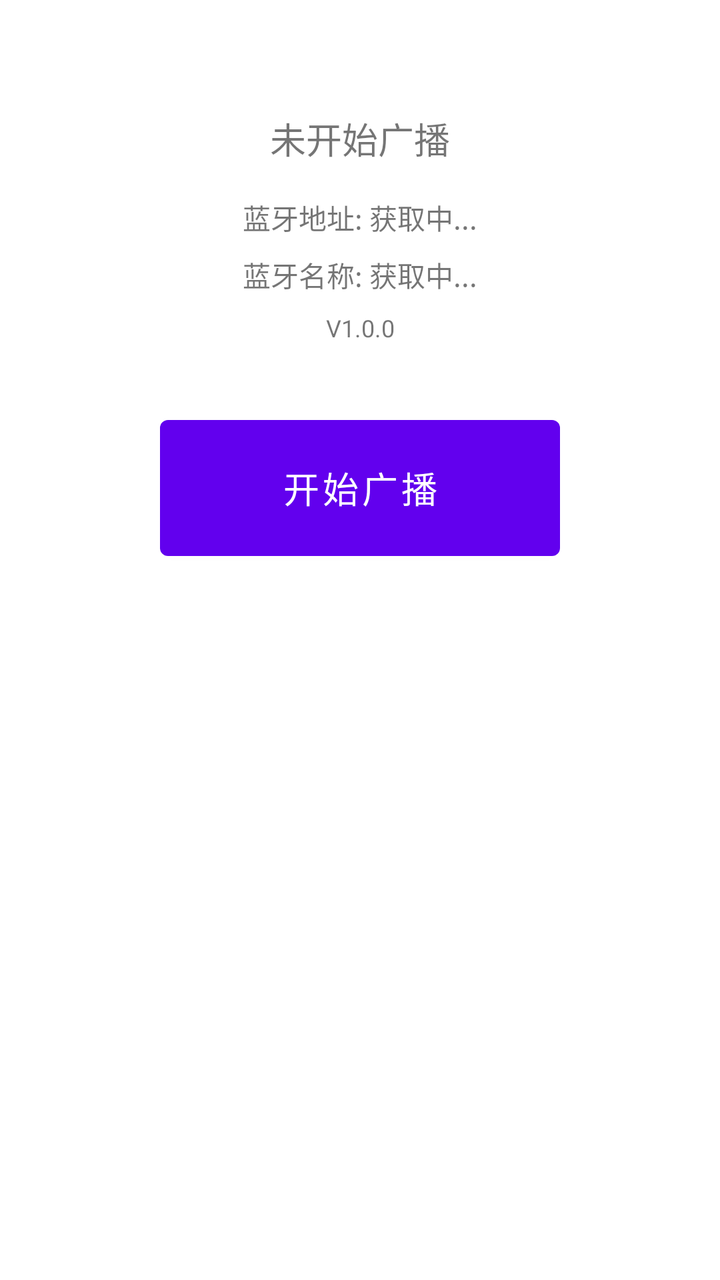
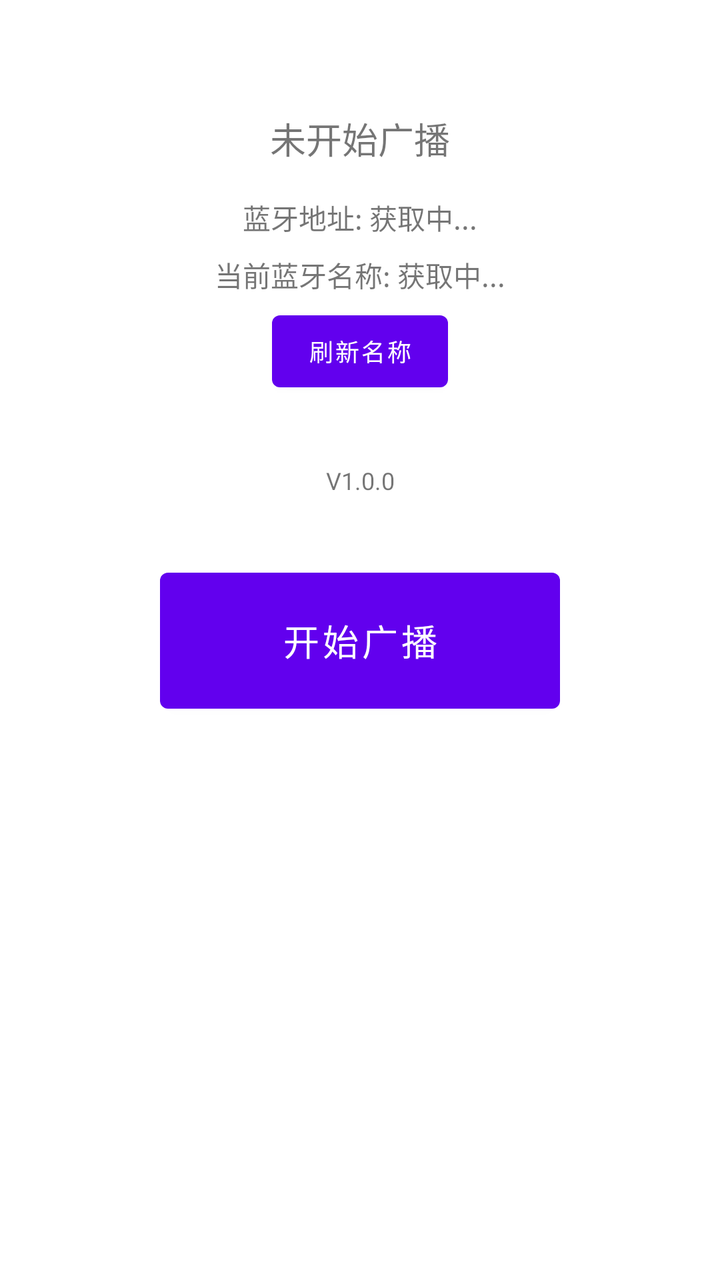

The first picture is an Android layout as it rendered before a commit; the second is the same layout after the commit. The layout source and the unified diff follow.
<!-- AndroidManifest.xml: application theme Theme.BLEAnchor -->
<!-- res/layout/activity_main.xml -->
<?xml version="1.0" encoding="utf-8"?>
<ScrollView xmlns:android="http://schemas.android.com/apk/res/android"
    xmlns:app="http://schemas.android.com/apk/res-auto"
    android:layout_width="match_parent"
    android:layout_height="match_parent">

    <androidx.constraintlayout.widget.ConstraintLayout
        android:layout_width="match_parent"
        android:layout_height="wrap_content"
        android:padding="24dp">

        <TextView
            android:id="@+id/status_text"
            android:layout_width="wrap_content"
            android:layout_height="wrap_content"
            android:text="未开始广播"
            android:textSize="18sp"
            app:layout_constraintTop_toTopOf="parent"
            app:layout_constraintStart_toStartOf="parent"
            app:layout_constraintEnd_toEndOf="parent"
            android:layout_marginTop="32dp"/>

        <TextView
            android:id="@+id/address_text"
            android:layout_width="wrap_content"
            android:layout_height="wrap_content"
            android:text="蓝牙地址: 获取中..."
            android:textSize="14sp"
            app:layout_constraintTop_toBottomOf="@id/status_text"
            app:layout_constraintStart_toStartOf="parent"
            app:layout_constraintEnd_toEndOf="parent"
            android:layout_marginTop="16dp"/>

        <TextView
            android:id="@+id/name_text"
            android:layout_width="wrap_content"
            android:layout_height="wrap_content"
            android:text="蓝牙名称: 获取中..."
            android:textSize="14sp"
            app:layout_constraintTop_toBottomOf="@id/address_text"
            app:layout_constraintStart_toStartOf="parent"
            app:layout_constraintEnd_toEndOf="parent"
            android:layout_marginTop="8dp"/>

        <TextView
            android:id="@+id/version_text"
            android:layout_width="wrap_content"
            android:layout_height="wrap_content"
            android:text="V1.0.0"
            android:textSize="12sp"
            app:layout_constraintTop_toBottomOf="@id/name_text"
            app:layout_constraintStart_toStartOf="parent"
            app:layout_constraintEnd_toEndOf="parent"
            android:layout_marginTop="8dp"/>

        <Button
            android:id="@+id/toggle_button"
            android:layout_width="200dp"
            android:layout_height="80dp"
            android:text="开始广播"
            android:textSize="18sp"
            app:layout_constraintTop_toBottomOf="@id/version_text"
            app:layout_constraintStart_toStartOf="parent"
            app:layout_constraintEnd_toEndOf="parent"
            android:layout_marginTop="32dp"/>

    </androidx.constraintlayout.widget.ConstraintLayout>
</ScrollView>
<!-- resources referenced by this layout -->
<resources>
  <style name="Theme.BLEAnchor" parent="Theme.MaterialComponents.DayNight.NoActionBar" />
</resources>

<!-- the commit's change to res/layout/activity_main.xml (unified diff, before → after) -->
@@ -26,6 +26,7 @@
             android:layout_height="wrap_content"
             android:text="蓝牙地址: 获取中..."
             android:textSize="14sp"
+            android:gravity="center"
             app:layout_constraintTop_toBottomOf="@id/status_text"
             app:layout_constraintStart_toStartOf="parent"
             app:layout_constraintEnd_toEndOf="parent"
@@ -35,9 +36,33 @@
             android:id="@+id/name_text"
             android:layout_width="wrap_content"
             android:layout_height="wrap_content"
-            android:text="蓝牙名称: 获取中..."
+            android:text="当前蓝牙名称: 获取中..."
             android:textSize="14sp"
             app:layout_constraintTop_toBottomOf="@id/address_text"
+            app:layout_constraintStart_toStartOf="parent"
+            app:layout_constraintEnd_toEndOf="parent"
+            android:layout_marginTop="8dp"/>
+
+        <Button
+            android:id="@+id/refresh_name_button"
+            android:layout_width="wrap_content"
+            android:layout_height="wrap_content"
+            android:text="刷新名称"
+            android:textSize="12sp"
+            app:layout_constraintTop_toBottomOf="@id/name_text"
+            app:layout_constraintStart_toStartOf="parent"
+            app:layout_constraintEnd_toEndOf="parent"
+            android:layout_marginTop="4dp"/>
+
+        <TextView
+            android:id="@+id/hint_text"
+            android:layout_width="wrap_content"
+            android:layout_height="wrap_content"
+            android:text=""
+            android:textSize="12sp"
+            android:textColor="#888888"
+            android:gravity="center"
+            app:layout_constraintTop_toBottomOf="@id/refresh_name_button"
             app:layout_constraintStart_toStartOf="parent"
             app:layout_constraintEnd_toEndOf="parent"
             android:layout_marginTop="8dp"/>
@@ -48,7 +73,7 @@
             android:layout_height="wrap_content"
             android:text="V1.0.0"
             android:textSize="12sp"
-            app:layout_constraintTop_toBottomOf="@id/name_text"
+            app:layout_constraintTop_toBottomOf="@id/hint_text"
             app:layout_constraintStart_toStartOf="parent"
             app:layout_constraintEnd_toEndOf="parent"
             android:layout_marginTop="8dp"/>
